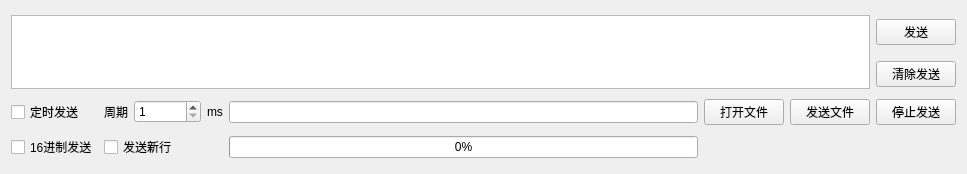
Qt form ui/singlesend.ui (zhangguoqian/ZTTY) before a commit.
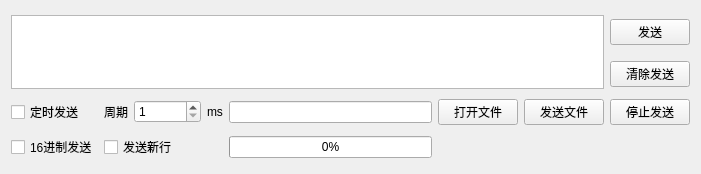
The same form after that commit.

```diff
--- a/ui/singlesend.ui
+++ b/ui/singlesend.ui
@@ -6,7 +6,7 @@
    <rect>
     <x>0</x>
     <y>0</y>
-    <width>967</width>
+    <width>701</width>
     <height>174</height>
    </rect>
   </property>
```
